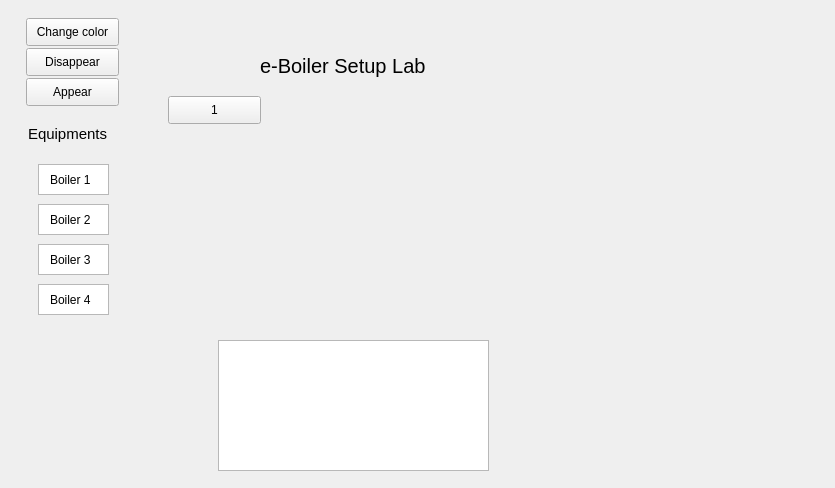
The window that eBoiler.ui (MattiasV/Rocket) describes before a commit, drawn with Qt 5.
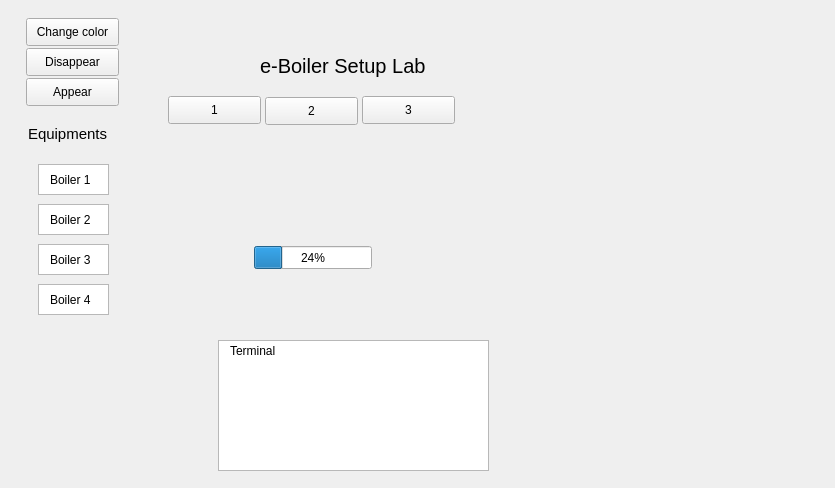
The same window after the commit.

The edit to the form file:
```diff
--- a/eBoiler.ui
+++ b/eBoiler.ui
@@ -201,8 +201,21 @@
      <string>&lt;!DOCTYPE HTML PUBLIC &quot;-//W3C//DTD HTML 4.0//EN&quot; &quot;http://www.w3.org/TR/REC-html40/strict.dtd&quot;&gt;
 &lt;html&gt;&lt;head&gt;&lt;meta name=&quot;qrichtext&quot; content=&quot;1&quot; /&gt;&lt;style type=&quot;text/css&quot;&gt;
 p, li { white-space: pre-wrap; }
-&lt;/style&gt;&lt;/head&gt;&lt;body style=&quot; font-family:'MS Shell Dlg 2'; font-size:7.8pt; font-weight:400; font-style:normal;&quot;&gt;
-&lt;p style=&quot;-qt-paragraph-type:empty; margin-top:0px; margin-bottom:0px; margin-left:0px; margin-right:0px; -qt-block-indent:0; text-indent:0px;&quot;&gt;&lt;br /&gt;&lt;/p&gt;&lt;/body&gt;&lt;/html&gt;</string>
+&lt;/style&gt;&lt;/head&gt;&lt;body style=&quot; font-family:'MS Shell Dlg 2'; font-size:8.25pt; font-weight:400; font-style:normal;&quot;&gt;
+&lt;p style=&quot;-qt-paragraph-type:empty; margin-top:0px; margin-bottom:0px; margin-left:0px; margin-right:0px; -qt-block-indent:0; text-indent:0px; font-size:7.8pt;&quot;&gt;&lt;br /&gt;&lt;/p&gt;&lt;/body&gt;&lt;/html&gt;</string>
+    </property>
+   </widget>
+   <widget class="QLabel" name="label_7">
+    <property name="geometry">
+     <rect>
+      <x>20</x>
+      <y>10</y>
+      <width>47</width>
+      <height>13</height>
+     </rect>
+    </property>
+    <property name="text">
+     <string>Terminal</string>
     </property>
    </widget>
   </widget>
@@ -270,7 +283,81 @@
     <string>Appear</string>
    </property>
   </widget>
-  <zorder>Panel</zorder>
+  <widget class="QWidget" name="Panel_2" native="true">
+   <property name="enabled">
+    <bool>true</bool>
+   </property>
+   <property name="geometry">
+    <rect>
+     <x>163</x>
+     <y>94</y>
+     <width>387</width>
+     <height>239</height>
+    </rect>
+   </property>
+   <property name="sizePolicy">
+    <sizepolicy hsizetype="Expanding" vsizetype="Expanding">
+     <horstretch>0</horstretch>
+     <verstretch>0</verstretch>
+    </sizepolicy>
+   </property>
+   <property name="font">
+    <font>
+     <weight>50</weight>
+     <bold>false</bold>
+    </font>
+   </property>
+   <widget class="QPushButton" name="PanelButton_2">
+    <property name="geometry">
+     <rect>
+      <x>102</x>
+      <y>3</y>
+      <width>93</width>
+      <height>28</height>
+     </rect>
+    </property>
+    <property name="text">
+     <string>2</string>
+    </property>
+   </widget>
+  </widget>
+  <widget class="QWidget" name="Panel_3" native="true">
+   <property name="geometry">
+    <rect>
+     <x>160</x>
+     <y>94</y>
+     <width>391</width>
+     <height>241</height>
+    </rect>
+   </property>
+   <widget class="QPushButton" name="PanelButton1_3">
+    <property name="geometry">
+     <rect>
+      <x>202</x>
+      <y>2</y>
+      <width>93</width>
+      <height>28</height>
+     </rect>
+    </property>
+    <property name="text">
+     <string>3</string>
+    </property>
+   </widget>
+   <widget class="QProgressBar" name="progressBar">
+    <property name="geometry">
+     <rect>
+      <x>94</x>
+      <y>152</y>
+      <width>118</width>
+      <height>23</height>
+     </rect>
+    </property>
+    <property name="value">
+     <number>24</number>
+    </property>
+   </widget>
+  </widget>
+  <zorder>Panel_1</zorder>
   <zorder>widget</zorder>
   <zorder>label</zorder>
   <zorder>ChangeColorButton</zorder>
```
Left out of the diff: 6 changed lines with no effect on the pictures.
